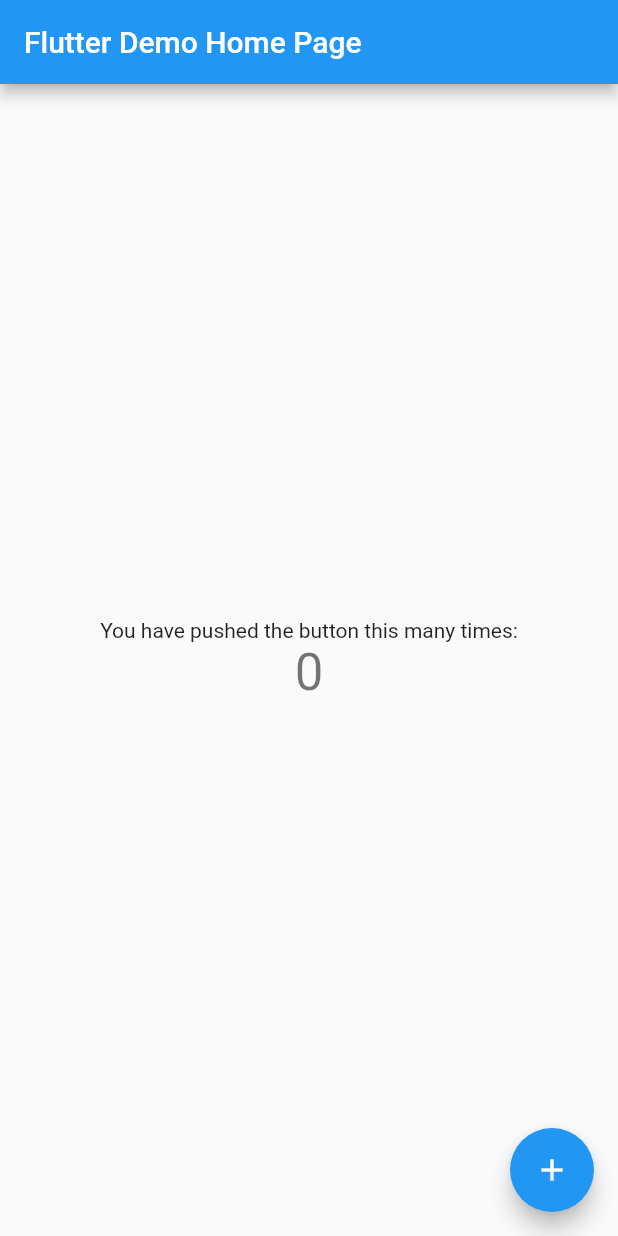
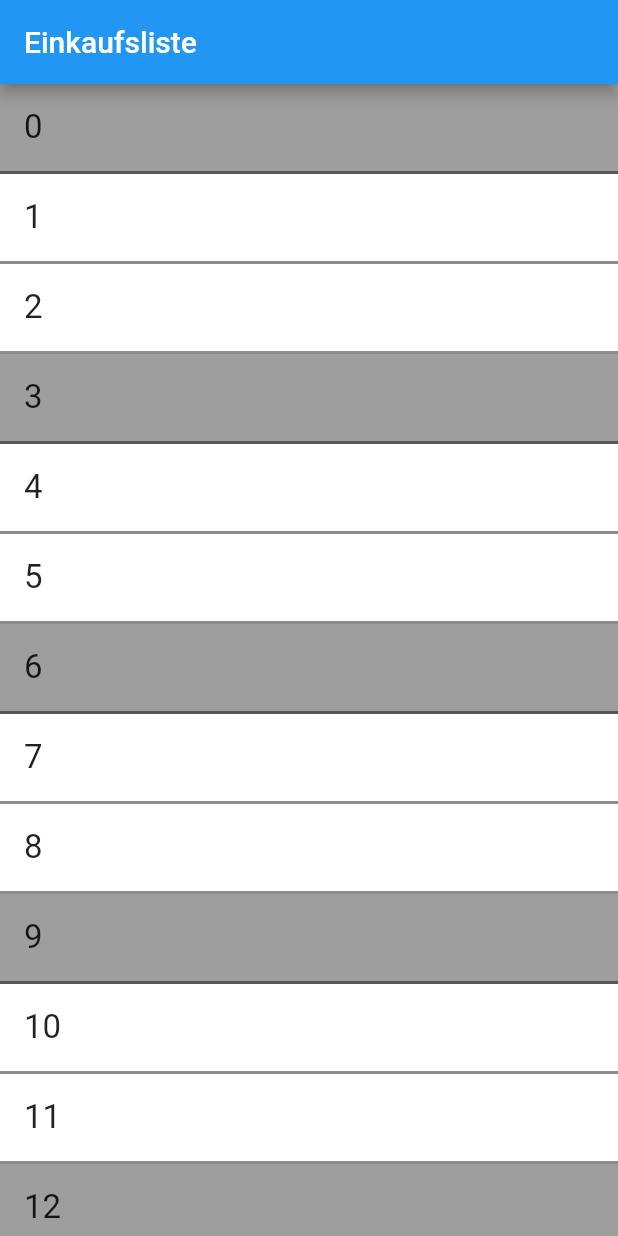
Before and after one commit to LoCrealloc/shopping_list, a Flutter app: the screen it shows after launch, on a phone screen of 412 x 824 dp. Run offline on Flutter 3.47's test engine with Material 2 defaults, Android fonts, the phone set to English and light mode, and no system bars.

Commit message:
Added infrastructure to display list entries

```diff
--- /dev/null
+++ b/lib/entry.dart
@@ -0,0 +1,30 @@
+import 'package:flutter/material.dart';
+
+class Entry extends StatefulWidget {
+  const Entry({ Key? key, required this.title , this.done = false}) : super(key: key);
+
+  final String title;
+  final bool done;
+
+  @override
+  State<Entry> createState() => _EntryState();
+}
+
+class _EntryState extends State<Entry> {
+  @override
+  Widget build(BuildContext context) {
+    return Container(
+      padding: const EdgeInsets.all(16.0),
+      decoration:  BoxDecoration(
+        border: const Border(
+          bottom: BorderSide(
+            color: Colors.black45,
+            width: 2,
+          )
+        ),
+        color: !widget.done ? Colors.white : Colors.grey,
+      ),
+      child: Text(widget.title, style: const TextStyle(fontSize: 22),),
+    );
+  }
+}
--- /dev/null
+++ b/lib/list.dart
@@ -0,0 +1,22 @@
+import 'package:flutter/material.dart';
+import "entry.dart";
+
+class ShoppingList extends StatelessWidget {
+  ShoppingList({Key? key}) : super(key: key);
+
+  static List<Entry> loadEntries() {
+    // TODO actually load entries
+    return List<Entry>.generate(20, (int index) => Entry(title: index.toString(), done: index % 3 == 0));
+  }
+
+  final List<Entry> entries = loadEntries();
+
+
+
+  @override
+  Widget build(BuildContext context) {
+    return ListView(
+      children: entries,
+    );
+  }
+}
--- a/lib/main.dart
+++ b/lib/main.dart
@@ -1,115 +1,29 @@
 import 'package:flutter/material.dart';
+import 'package:shopping/list.dart';
+
 
 void main() {
-  runApp(const MyApp());
+  runApp(const App());
 }
 
-class MyApp extends StatelessWidget {
-  const MyApp({Key? key}) : super(key: key);
+class App extends StatelessWidget {
+  const App({Key? key}) : super(key: key);
 
-  // This widget is the root of your application.
   @override
   Widget build(BuildContext context) {
     return MaterialApp(
-      title: 'Flutter Demo',
+      title: 'Einkaufsliste',
       theme: ThemeData(
-        // This is the theme of your application.
-        //
-        // Try running your application with "flutter run". You'll see the
-        // application has a blue toolbar. Then, without quitting the app, try
-        // changing the primarySwatch below to Colors.green and then invoke
-        // "hot reload" (press "r" in the console where you ran "flutter run",
-        // or simply save your changes to "hot reload" in a Flutter IDE).
-        // Notice that the counter didn't reset back to zero; the application
-        // is not restarted.
         primarySwatch: Colors.blue,
       ),
-      home: const MyHomePage(title: 'Flutter Demo Home Page'),
+      home: Scaffold(
+        appBar: AppBar(
+          title: const Text("Einkaufsliste")
+        ),
+        body: Center(
+          child: ShoppingList(),
+        ),
+      ),
     );
   }
 }
-
-class MyHomePage extends StatefulWidget {
-  const MyHomePage({Key? key, required this.title}) : super(key: key);
-
-  // This widget is the home page of your application. It is stateful, meaning
-  // that it has a State object (defined below) that contains fields that affect
-  // how it looks.
-
-  // This class is the configuration for the state. It holds the values (in this
-  // case the title) provided by the parent (in this case the App widget) and
-  // used by the build method of the State. Fields in a Widget subclass are
-  // always marked "final".
-
-  final String title;
-
-  @override
-  State<MyHomePage> createState() => _MyHomePageState();
-}
-
-class _MyHomePageState extends State<MyHomePage> {
-  int _counter = 0;
-
-  void _incrementCounter() {
-    setState(() {
-      // This call to setState tells the Flutter framework that something has
-      // changed in this State, which causes it to rerun the build method below
-      // so that the display can reflect the updated values. If we changed
-      // _counter without calling setState(), then the build method would not be
-      // called again, and so nothing would appear to happen.
-      _counter++;
-    });
-  }
-
-  @override
-  Widget build(BuildContext context) {
-    // This method is rerun every time setState is called, for instance as done
-    // by the _incrementCounter method above.
-    //
-    // The Flutter framework has been optimized to make rerunning build methods
-    // fast, so that you can just rebuild anything that needs updating rather
-    // than having to individually change instances of widgets.
-    return Scaffold(
-      appBar: AppBar(
-        // Here we take the value from the MyHomePage object that was created by
-        // the App.build method, and use it to set our appbar title.
-        title: Text(widget.title),
-      ),
-      body: Center(
-        // Center is a layout widget. It takes a single child and positions it
-        // in the middle of the parent.
-        child: Column(
-          // Column is also a layout widget. It takes a list of children and
-          // arranges them vertically. By default, it sizes itself to fit its
-          // children horizontally, and tries to be as tall as its parent.
-          //
-          // Invoke "debug painting" (press "p" in the console, choose the
-          // "Toggle Debug Paint" action from the Flutter Inspector in Android
-          // Studio, or the "Toggle Debug Paint" command in Visual Studio Code)
-          // to see the wireframe for each widget.
-          //
-          // Column has various properties to control how it sizes itself and
-          // how it positions its children. Here we use mainAxisAlignment to
-          // center the children vertically; the main axis here is the vertical
-          // axis because Columns are vertical (the cross axis would be
-          // horizontal).
-          mainAxisAlignment: MainAxisAlignment.center,
-          children: <Widget>[
-            const Text(
-              'You have pushed the button this many times:',
-            ),
-            Text(
-              '$_counter',
-              style: Theme.of(context).textTheme.headline4,
-            ),
-          ],
-        ),
-      ),
-      floatingActionButton: FloatingActionButton(
-        onPressed: _incrementCounter,
-        tooltip: 'Increment',
-        child: const Icon(Icons.add),
-      ), // This trailing comma makes auto-formatting nicer for build methods.
-    );
-  }
-}
```
